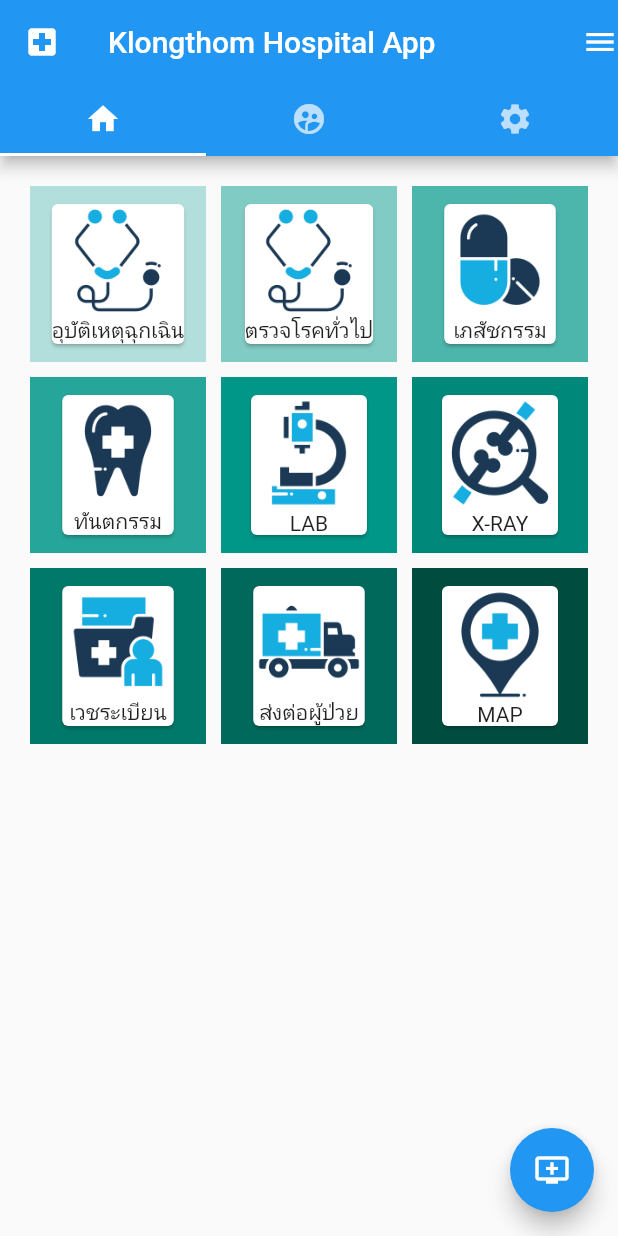
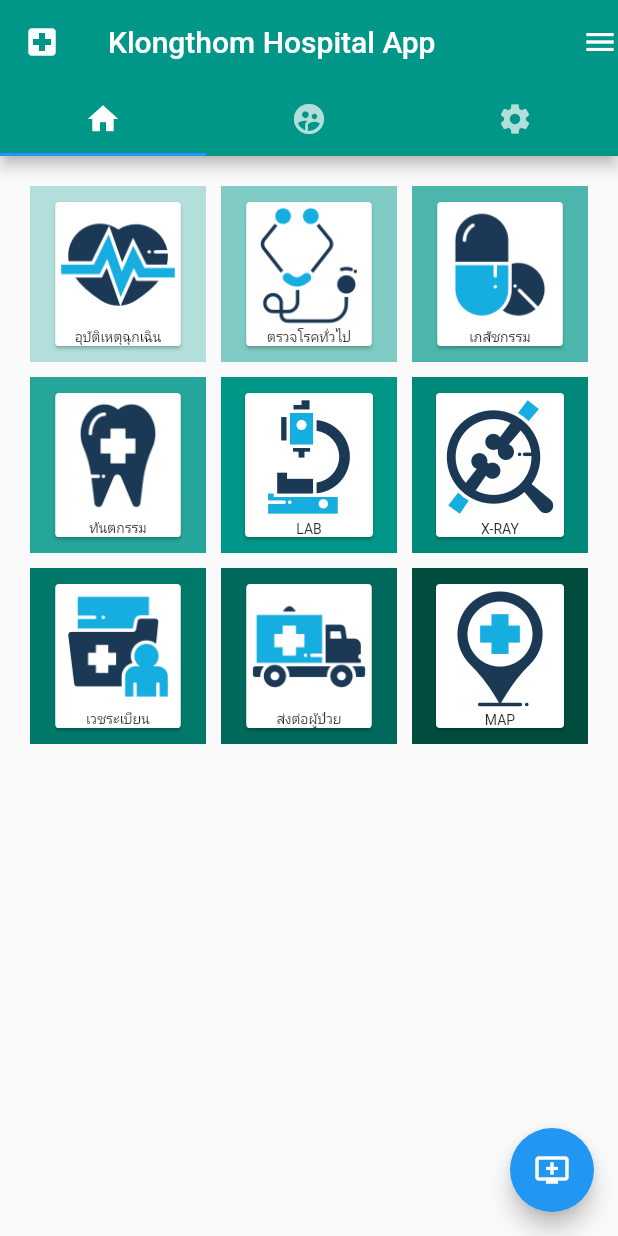
Before and after one commit to kthosp/kthos_app, a Flutter app: the screen it shows after launch, on a phone screen of 412 x 824 dp. Run offline on Flutter 3.47's test engine with Material 2 defaults, Android fonts, the phone set to English and light mode, and no system bars.

Commit message:
Mod layout and mycard

```diff
--- a/lib/src/app.dart
+++ b/lib/src/app.dart
@@ -1,5 +1,5 @@
 import 'package:flutter/material.dart';
-import 'package:kthos_app/src/kt-main.dart';
+import 'package:kthos_app/src/ktapp.dart';
 import 'package:kthos_app/src/login_screen.dart';
 import 'package:kthos_app/src/test.dart';//import login_screen.dart
 
@@ -21,6 +21,8 @@ class App extends StatelessWidget {
           resizeToAvoidBottomInset: false,
           /* AppBar */
           appBar: AppBar( //scaffold > appBar
+            //backgroundColor: Color.fromARGB(200, 255, 255, 255),  //สีเมนู
+            backgroundColor: Colors.teal[500],//สีเมนู
             leading: Icon(Icons.local_hospital), //icon
             title: Text('Klongthom Hospital App'),//app name
             actions: <Widget>[ //action > icon
--- a/lib/src/kt-main.dart
+++ b/lib/src/kt-main.dart
@@ -22,6 +22,7 @@ class KtApp extends StatelessWidget {
     'img/refer_icon.png',
     'img/hospitallocat.png'];
 
+
     var nameStrings = ['อุบัติเหตุฉุกเฉิน',
     'ตรวจโรคทั่วไป',
     'เภสัชกรรม',
@@ -32,22 +33,23 @@ class KtApp extends StatelessWidget {
     'ส่งต่อผู้ป่วย',
     'MAP'];
 
+
+
     var myCard1 = new Card( // create Card
       //color: Colors.red[50], // Colors.blue[50] is shade color
       child: Column(
-        //crossAxisAlignment: CrossAxisAlignment.start,
-        //mainAxisSize: MainAxisSize.min,
-        children: <Widget>[
+        children:  <Widget>[
                           Expanded(
                                     child: FittedBox(
                                         fit: BoxFit.contain,
-                                        child:   Image(image: AssetImage(imageStrings[1])), //รูปปุ่ม
+                                        child:  Image.asset(imageStrings[0]) , //รูปปุ่ม
                                     ),
                             ),
-                            /*Image.asset(imageStrings[0], width: 128.0, height: 128.0),*/
+                          /*Image.asset(imageStrings[0], width: 128.0, height: 128.0 ,fit: BoxFit.contain,),*/
                           Text(nameStrings[0]) //ข้อความปุ่ม
                   ],
       ),
+
     );
 
     var myCard2 = new Card( // create Card
@@ -178,10 +180,6 @@ class KtApp extends StatelessWidget {
       ),
     );
 
-
-
-
-
     return Container(
       child: Scaffold(
         resizeToAvoidBottomPadding: false,
--- /dev/null
+++ b/lib/src/ktapp.dart
@@ -0,0 +1,352 @@
+import 'package:flutter/material.dart';
+
+void main() => runApp(KtApp());
+
+class KtApp extends StatelessWidget {
+  @override
+
+  Widget build(BuildContext context) {
+    var appName = new Text('Klongthom Hospital Application',
+      style: TextStyle(
+        fontSize: 18.0,
+        fontFamily: 'Kanit'),
+      );
+
+    var imageStrings = ['img/er2_icon.png',
+    'img/doctor.png',
+    'img/drug_icon.png',
+    'img/dent_icon.png',
+    'img/lab_icon.png',
+    'img/xray_icon.png',
+    'img/medreccord_icon.png',
+    'img/refer_icon.png',
+    'img/hospitallocat.png'];
+
+
+    var nameStrings = ['อุบัติเหตุฉุกเฉิน',
+    'ตรวจโรคทั่วไป',
+    'เภสัชกรรม',
+    'ทันตกรรม',
+    'LAB',
+    'X-RAY',
+    'เวชระเบียน',
+    'ส่งต่อผู้ป่วย',
+    'MAP'];
+
+
+
+    var myCard1 = new GestureDetector(
+      onTap: (){print("This is Card1");},
+      child: Center(
+            child: Card(
+              child: Column(
+                crossAxisAlignment: CrossAxisAlignment.center ,
+                mainAxisAlignment: MainAxisAlignment.center ,
+                children: <Widget>[
+                  new Image.asset(
+                    imageStrings[0] ,
+                  ),
+                  Text(nameStrings[0])
+                ],
+              ),
+            ),
+          ),
+    );
+
+    var myCard2 = new GestureDetector(
+      onTap: (){print("This is Card2");},
+      child: Center(
+            child: Card(
+              child: Column(
+                crossAxisAlignment: CrossAxisAlignment.center ,
+                mainAxisAlignment: MainAxisAlignment.center ,
+                children: <Widget>[
+                  new Image.asset(
+                    imageStrings[1] ,
+                  ),
+                  Text(nameStrings[1])
+                ],
+              ),
+            ),
+          ),
+    );
+
+    var myCard3 = new GestureDetector(
+      onTap: (){print("This is Card3");},
+      child: Center(
+            child: Card(
+              child: Column(
+                crossAxisAlignment: CrossAxisAlignment.center ,
+                mainAxisAlignment: MainAxisAlignment.center ,
+                children: <Widget>[
+                  new Image.asset(
+                    imageStrings[2] ,
+                  ),
+                  Text(nameStrings[2])
+                ],
+              ),
+            ),
+          ),
+    );
+
+    var myCard4 = new GestureDetector(
+      onTap: (){print("This is Card4");},
+      child: Center(
+            child: Card(
+              child: Column(
+                crossAxisAlignment: CrossAxisAlignment.center ,
+                mainAxisAlignment: MainAxisAlignment.center ,
+                children: <Widget>[
+                  new Image.asset(
+                    imageStrings[3] ,
+                  ),
+                  Text(nameStrings[3])
+                ],
+              ),
+            ),
+          ),
+    );
+
+    var myCard5 = new GestureDetector(
+      onTap: (){print("This is Card5");},
+      child: Center(
+            child: Card(
+              child: Column(
+                crossAxisAlignment: CrossAxisAlignment.center ,
+                mainAxisAlignment: MainAxisAlignment.center ,
+                children: <Widget>[
+                  new Image.asset(
+                    imageStrings[4] ,
+                  ),
+                  Text(nameStrings[4])
+                ],
+              ),
+            ),
+          ),
+    );
+
+    var myCard6 = new GestureDetector(
+      onTap: (){print("This is Card6");},
+      child: Center(
+            child: Card(
+              child: Column(
+                crossAxisAlignment: CrossAxisAlignment.center ,
+                mainAxisAlignment: MainAxisAlignment.center ,
+                children: <Widget>[
+                  new Image.asset(
+                    imageStrings[5] ,
+                  ),
+                  Text(nameStrings[5])
+                ],
+              ),
+            ),
+          ),
+    );
+
+    var myCard7 = new GestureDetector(
+      onTap: (){print("This is Card7");},
+      child: Center(
+            child: Card(
+              child: Column(
+                crossAxisAlignment: CrossAxisAlignment.center ,
+                mainAxisAlignment: MainAxisAlignment.center ,
+                children: <Widget>[
+                  new Image.asset(
+                    imageStrings[6] ,
+                  ),
+                  Text(nameStrings[6])
+                ],
+              ),
+            ),
+          ),
+    );
+
+    var myCard8 = new GestureDetector(
+      onTap: (){print("This is Card8");},
+      child: Center(
+            child: Card(
+              child: Column(
+                crossAxisAlignment: CrossAxisAlignment.center ,
+                mainAxisAlignment: MainAxisAlignment.center ,
+                children: <Widget>[
+                  new Image.asset(
+                    imageStrings[7] ,
+                  ),
+                  Text(nameStrings[7])
+                ],
+              ),
+            ),
+          ),
+    );
+
+    var myCard9 = new GestureDetector(
+      onTap: (){print("This is Card9");},
+      child: Center(
+            child: Card(
+              child: Column(
+                crossAxisAlignment: CrossAxisAlignment.center ,
+                mainAxisAlignment: MainAxisAlignment.center ,
+                children: <Widget>[
+                  new Image.asset(
+                    imageStrings[8] ,
+                  ),
+                  Text(nameStrings[8])
+                ],
+              ),
+            ),
+          ),
+    );
+
+
+    return Container(
+      child: Scaffold(
+        resizeToAvoidBottomPadding: false,
+        /*ปุุ่ม FLoating */
+        floatingActionButton: FloatingActionButton(
+          child: Icon(Icons.add_to_queue),//Text('NONT'),
+          onPressed: (){
+            print('You Click Add Queue');
+          },
+        ),
+        /*GridView */
+        body: GridView.count(
+          primary: false,
+          padding: const EdgeInsets.all(20),
+          crossAxisSpacing: 10,
+          mainAxisSpacing: 10,
+          crossAxisCount: 3,
+          children: <Widget>[
+
+            Container(
+              padding: const EdgeInsets.all(8),
+              child: Row(
+                          crossAxisAlignment: CrossAxisAlignment.center,
+                          children: <Widget>[Expanded(
+                            child: FittedBox(
+                              fit: BoxFit.contain,
+                              child: myCard1,
+                            ),
+                          )],
+                    ),
+              color: Colors.teal[100],
+            ),
+
+            Container(
+              padding: const EdgeInsets.all(8),
+              child: Row(
+                          crossAxisAlignment: CrossAxisAlignment.center,
+                          children: <Widget>[Expanded(
+                            child: FittedBox(
+                              fit: BoxFit.contain,
+                              child: myCard2,
+                            ),
+                          )],
+                    ),
+              color: Colors.teal[200],
+            ),
+
+            Container(
+              padding: const EdgeInsets.all(8),
+              child: Row(
+                          crossAxisAlignment: CrossAxisAlignment.center,
+                          children: <Widget>[Expanded(
+                            child: FittedBox(
+                              fit: BoxFit.contain,
+                              child: myCard3,
+                            ),
+                          )],
+                    ),
+              color: Colors.teal[300],
+            ),
+
+            Container(
+              padding: const EdgeInsets.all(8),
+              child: Row(
+                          crossAxisAlignment: CrossAxisAlignment.center,
+                          children: <Widget>[Expanded(
+                            child: FittedBox(
+                              fit: BoxFit.contain,
+                              child: myCard4,
+                            ),
+                          )],
+                    ),
+              color: Colors.teal[400],
+            ),
+
+            Container(
+              padding: const EdgeInsets.all(8),
+              child: Row(
+                          crossAxisAlignment: CrossAxisAlignment.center,
+                          children: <Widget>[Expanded(
+                            child: FittedBox(
+                              fit: BoxFit.contain,
+                              child: myCard5,
+                            ),
+                          )],
+                    ),
+              color: Colors.teal[500],
+            ),
+
+            Container(
+              padding: const EdgeInsets.all(8),
+              child: Row(
+                          crossAxisAlignment: CrossAxisAlignment.center,
+                          children: <Widget>[Expanded(
+                            child: FittedBox(
+                              fit: BoxFit.contain,
+                              child: myCard6,
+                            ),
+                          )],
+                    ),
+              color: Colors.teal[600],
+            ),
+
+            Container(
+              padding: const EdgeInsets.all(8),
+              child: Row(
+                          crossAxisAlignment: CrossAxisAlignment.center,
+                          children: <Widget>[Expanded(
+                            child: FittedBox(
+                              fit: BoxFit.contain,
+                              child: myCard7,
+                            ),
+                          )],
+                    ),
+              color: Colors.teal[700],
+            ),
+
+            Container(
+              padding: const EdgeInsets.all(8),
+              child: Row(
+                          crossAxisAlignment: CrossAxisAlignment.center,
+                          children: <Widget>[Expanded(
+                            child: FittedBox(
+                              fit: BoxFit.contain,
+                              child: myCard8,
+                            ),
+                          )],
+                    ),
+              color: Colors.teal[800],
+            ),
+
+            Container(
+              padding: const EdgeInsets.all(8),
+              child: Row(
+                          crossAxisAlignment: CrossAxisAlignment.center,
+                          children: <Widget>[Expanded(
+                            child: FittedBox(
+                              fit: BoxFit.contain,
+                              child: myCard9,
+                            ),
+                          )],
+                    ),
+              color: Colors.teal[900],
+            ),
+
+          ],
+        )
+
+      ),
+    );
+  }
+}
```
Also changed, not shown: 1 other file.
